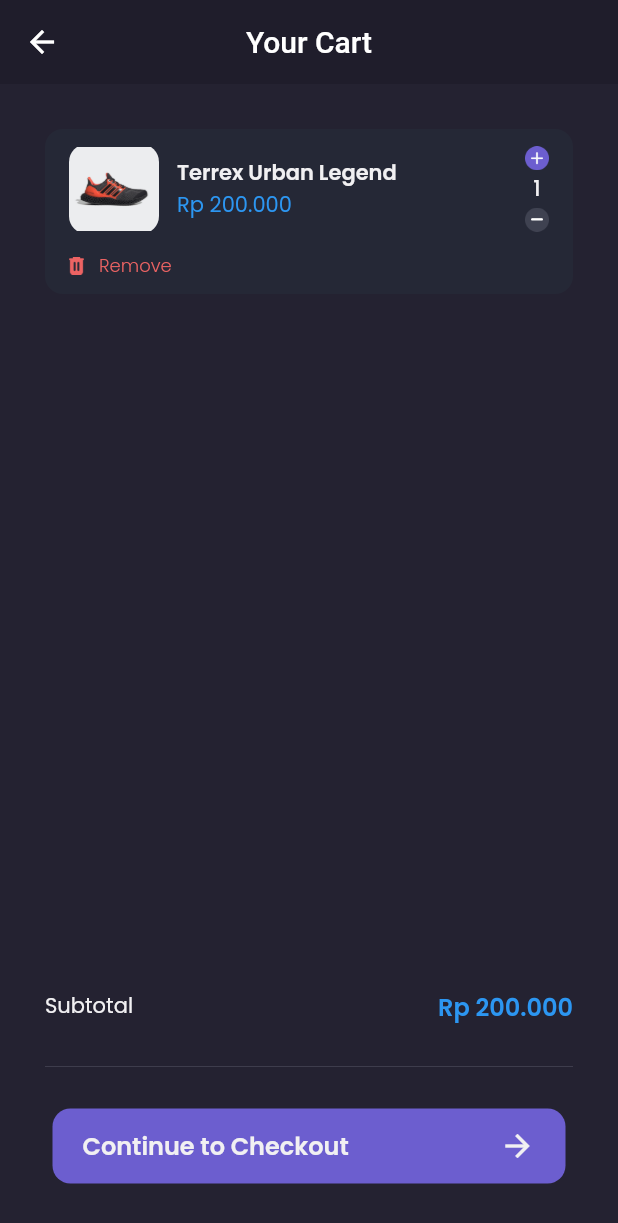
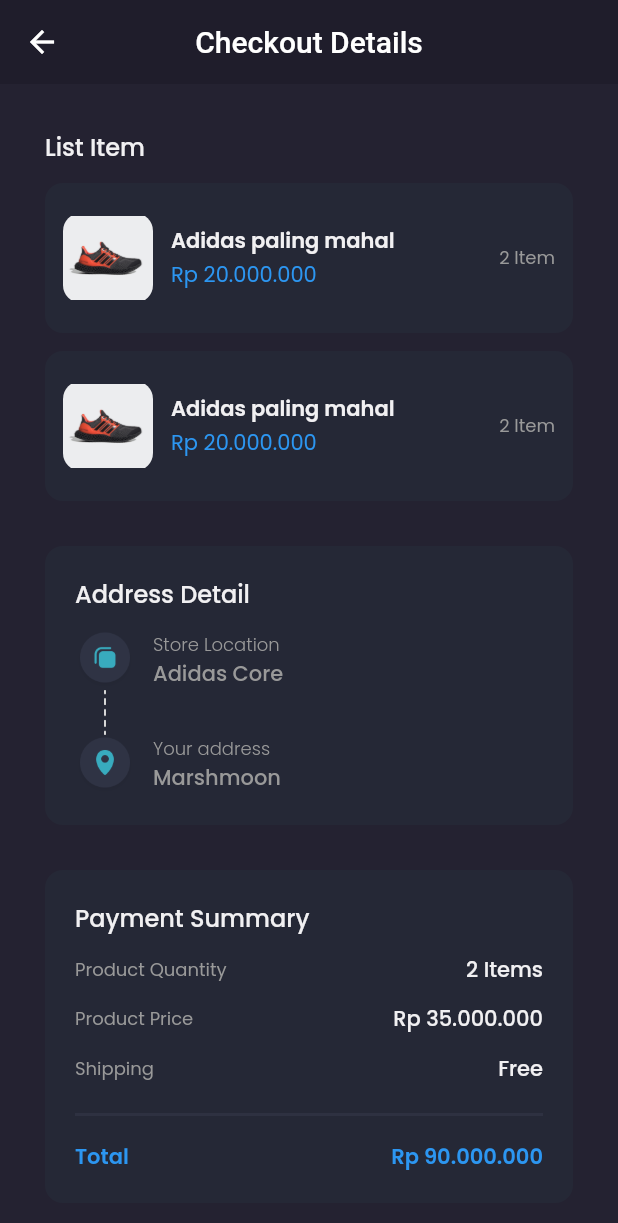
Before and after one commit to cakmalik/Online-Shop-with-Flutter, a Flutter app: the CartPage screen opened by its route, after a tap on "Continue to Checkout", on a phone screen of 412 x 824 dp. Shown: the top 1223 px of the screen. Run offline on Flutter 3.47's test engine with Material 2 defaults, Android fonts, the light colour scheme and no system bars; our stand-ins replace carousel_slider, google_fonts.

Commit message:
add checkout details

```diff
--- a/lib/main.dart
+++ b/lib/main.dart
@@ -1,5 +1,6 @@
 import 'package:flutter/material.dart';
 import 'package:front_myshop/pages/cart_page.dart';
+import 'package:front_myshop/pages/checkout_page.dart';
 import 'package:front_myshop/pages/detail_chat_page.dart';
 import 'package:front_myshop/pages/edit_profile_page.dart';
 import 'package:front_myshop/pages/home/main_page.dart';
@@ -31,6 +32,7 @@
         '/edit-profile': (context) => EditProfilePage(),
         '/product': (context) => ProductPage(),
         '/cart': (context) => CartPage(),
+        '/checkout': (context) => CheckoutPage(),
       },
     );
   }
--- a/lib/pages/cart_page.dart
+++ b/lib/pages/cart_page.dart
@@ -116,7 +116,9 @@
                     borderRadius: BorderRadius.circular(12),
                   ),
                 ),
-                onPressed: () {},
+                onPressed: () {
+                  Navigator.pushNamed(context, '/checkout');
+                },
                 child: Row(
                   mainAxisAlignment: MainAxisAlignment.spaceBetween,
                   children: [
--- /dev/null
+++ b/lib/pages/checkout_page.dart
@@ -0,0 +1,223 @@
+import 'package:flutter/material.dart';
+import 'package:front_myshop/theme.dart';
+import 'package:front_myshop/widgets/checkout_card.dart';
+
+class CheckoutPage extends StatelessWidget {
+  const CheckoutPage({Key? key}) : super(key: key);
+
+  @override
+  Widget build(BuildContext context) {
+    Widget content() {
+      return ListView(
+        padding: EdgeInsets.symmetric(
+          horizontal: defaultMargin,
+        ),
+        children: [
+          // Note:listitem
+          Container(
+            margin: EdgeInsets.only(top: defaultMargin),
+            child: Column(
+              crossAxisAlignment: CrossAxisAlignment.start,
+              children: [
+                Text(
+                  'List Item',
+                  style: primaryTextStyle.copyWith(
+                    fontWeight: medium,
+                    fontSize: 16,
+                  ),
+                ),
+                CheckoutCard(),
+                CheckoutCard(),
+              ],
+            ),
+          ),
+          // NOTE:ADDRESS DETAILS
+          Container(
+            margin: EdgeInsets.only(top: defaultMargin),
+            padding: EdgeInsets.all(20),
+            decoration: BoxDecoration(
+              color: backgroundColor4,
+              borderRadius: BorderRadius.circular(12),
+            ),
+            child: Column(
+              crossAxisAlignment: CrossAxisAlignment.start,
+              children: [
+                Text(
+                  'Address Detail',
+                  style: primaryTextStyle.copyWith(
+                    fontSize: 16,
+                    fontWeight: medium,
+                  ),
+                ),
+                SizedBox(height: 12),
+                Row(
+                  children: [
+                    Column(
+                      children: [
+                        Image.asset(
+                          'assets/icon_store_location.png',
+                          width: 40,
+                        ),
+                        Image.asset(
+                          'assets/icon_line.png',
+                          height: 30,
+                        ),
+                        Image.asset(
+                          'assets/icon_your_address.png',
+                          width: 40,
+                        ),
+                        // Image.asset('assets/i')
+                      ],
+                    ),
+                    SizedBox(width: 12),
+                    Column(
+                      crossAxisAlignment: CrossAxisAlignment.start,
+                      children: [
+                        Text(
+                          'Store Location',
+                          style: secondaryTextStyle.copyWith(
+                            fontWeight: light,
+                            fontSize: 12,
+                          ),
+                        ),
+                        Text(
+                          'Adidas Core',
+                          style: secondaryTextStyle.copyWith(
+                            fontWeight: medium,
+                          ),
+                        ),
+                        SizedBox(height: defaultMargin),
+                        Text(
+                          'Your address',
+                          style: secondaryTextStyle.copyWith(
+                            fontWeight: light,
+                            fontSize: 12,
+                          ),
+                        ),
+                        Text(
+                          'Marshmoon',
+                          style: secondaryTextStyle.copyWith(
+                            fontWeight: medium,
+                          ),
+                        ),
+                      ],
+                    )
+                  ],
+                ),
+              ],
+            ),
+          ),
+          // NOTE:PAYMENT SUMMARY
+          Container(
+            margin: EdgeInsets.only(top: defaultMargin),
+            padding: EdgeInsets.all(20),
+            decoration: BoxDecoration(
+              color: backgroundColor4,
+              borderRadius: BorderRadius.circular(12),
+            ),
+            child: Column(
+              crossAxisAlignment: CrossAxisAlignment.start,
+              children: [
+                Text(
+                  'Payment Summary',
+                  style: primaryTextStyle.copyWith(
+                    fontSize: 16,
+                    fontWeight: medium,
+                  ),
+                ),
+                SizedBox(height: 12),
+                Row(
+                  mainAxisAlignment: MainAxisAlignment.spaceBetween,
+                  children: [
+                    Text(
+                      'Product Quantity',
+                      style: secondaryTextStyle.copyWith(
+                        fontSize: 12,
+                      ),
+                    ),
+                    Text(
+                      '2 Items',
+                      style: primaryTextStyle.copyWith(
+                        fontWeight: medium,
+                      ),
+                    ),
+                  ],
+                ),
+                SizedBox(height: 12),
+                Row(
+                  mainAxisAlignment: MainAxisAlignment.spaceBetween,
+                  children: [
+                    Text(
+                      'Product Price',
+                      style: secondaryTextStyle.copyWith(
+                        fontSize: 12,
+                      ),
+                    ),
+                    Text(
+                      'Rp 35.000.000',
+                      style: primaryTextStyle.copyWith(
+                        fontWeight: medium,
+                      ),
+                    ),
+                  ],
+                ),
+                SizedBox(height: 12),
+                Row(
+                  mainAxisAlignment: MainAxisAlignment.spaceBetween,
+                  children: [
+                    Text(
+                      'Shipping',
+                      style: secondaryTextStyle.copyWith(
+                        fontSize: 12,
+                      ),
+                    ),
+                    Text(
+                      'Free',
+                      style: primaryTextStyle.copyWith(
+                        fontWeight: medium,
+                      ),
+                    ),
+                  ],
+                ),
+                SizedBox(height: 12),
+                Divider(
+                  thickness: 2,
+                  color: Color(0xff2E3141),
+                ),
+                SizedBox(height: 10),
+                Row(
+                  mainAxisAlignment: MainAxisAlignment.spaceBetween,
+                  children: [
+                    Text(
+                      'Total',
+                      style: priceTextStyle.copyWith(
+                        fontWeight: semiBold,
+                      ),
+                    ),
+                    Text(
+                      'Rp 90.000.000',
+                      style: priceTextStyle.copyWith(
+                        fontWeight: semiBold,
+                      ),
+                    ),
+                  ],
+                ),
+              ],
+            ),
+          ),
+        ],
+      );
+    }
+
+    return Scaffold(
+      backgroundColor: backgroundColor3,
+      appBar: AppBar(
+        centerTitle: true,
+        backgroundColor: backgroundColor1,
+        elevation: 0,
+        title: Text('Checkout Details'),
+      ),
+      body: content(),
+    );
+  }
+}
--- /dev/null
+++ b/lib/widgets/checkout_card.dart
@@ -0,0 +1,59 @@
+import 'package:flutter/material.dart';
+import 'package:front_myshop/theme.dart';
+
+class CheckoutCard extends StatelessWidget {
+  const CheckoutCard({Key? key}) : super(key: key);
+
+  @override
+  Widget build(BuildContext context) {
+    return Container(
+      margin: EdgeInsets.only(top: 12),
+      padding: EdgeInsets.symmetric(
+        vertical: 20,
+        horizontal: 12,
+      ),
+      decoration: BoxDecoration(
+        color: backgroundColor4,
+        borderRadius: BorderRadius.circular(12),
+      ),
+      child: Row(
+        children: [
+          Container(
+            width: 60,
+            height: 60,
+            decoration: BoxDecoration(
+              borderRadius: BorderRadius.circular(12),
+              image: DecorationImage(
+                image: AssetImage('assets/image_shoes.png'),
+              ),
+            ),
+          ),
+          SizedBox(width: 12),
+          Expanded(
+            child: Column(
+              crossAxisAlignment: CrossAxisAlignment.start,
+              children: [
+                Text(
+                  'Adidas paling mahal',
+                  style: primaryTextStyle.copyWith(
+                    fontSize: 14,
+                    fontWeight: semiBold,
+                  ),
+                  overflow: TextOverflow.ellipsis,
+                ),
+                SizedBox(height: 2),
+                Text('Rp 20.000.000', style: priceTextStyle),
+              ],
+            ),
+          ),
+          Text(
+            '2 Item',
+            style: secondaryTextStyle.copyWith(
+              fontSize: 12,
+            ),
+          ),
+        ],
+      ),
+    );
+  }
+}
```
